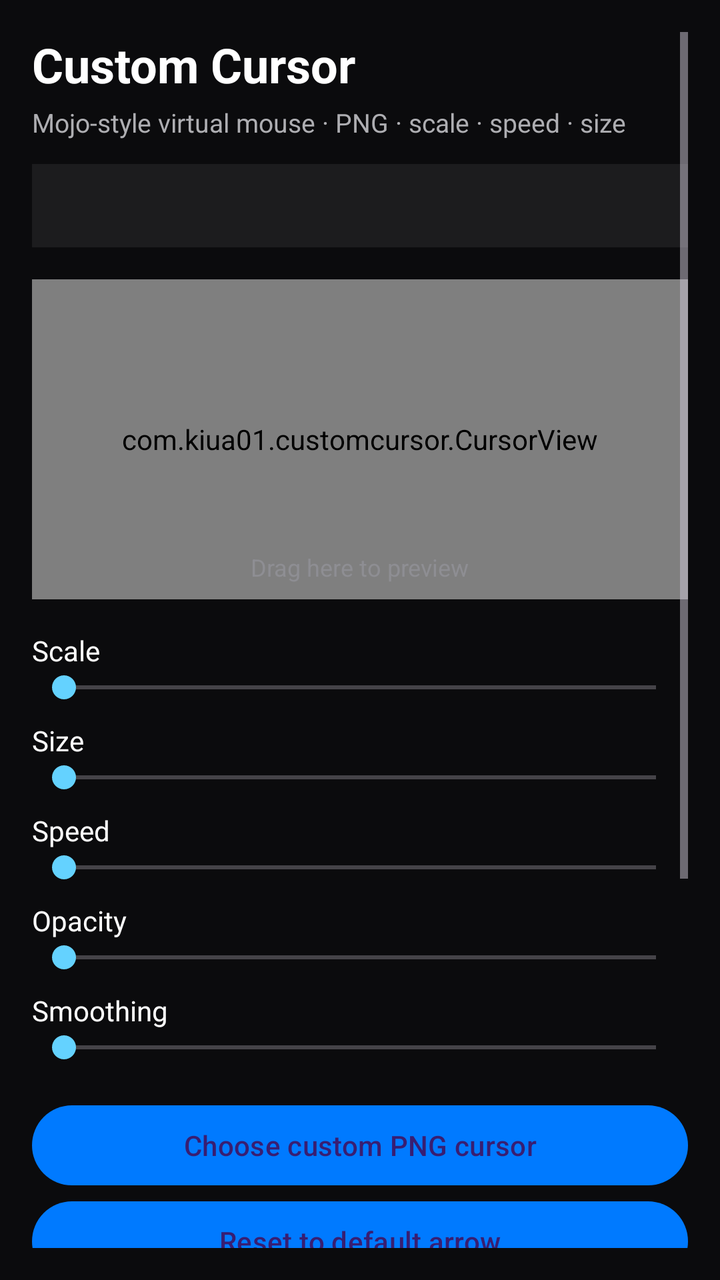
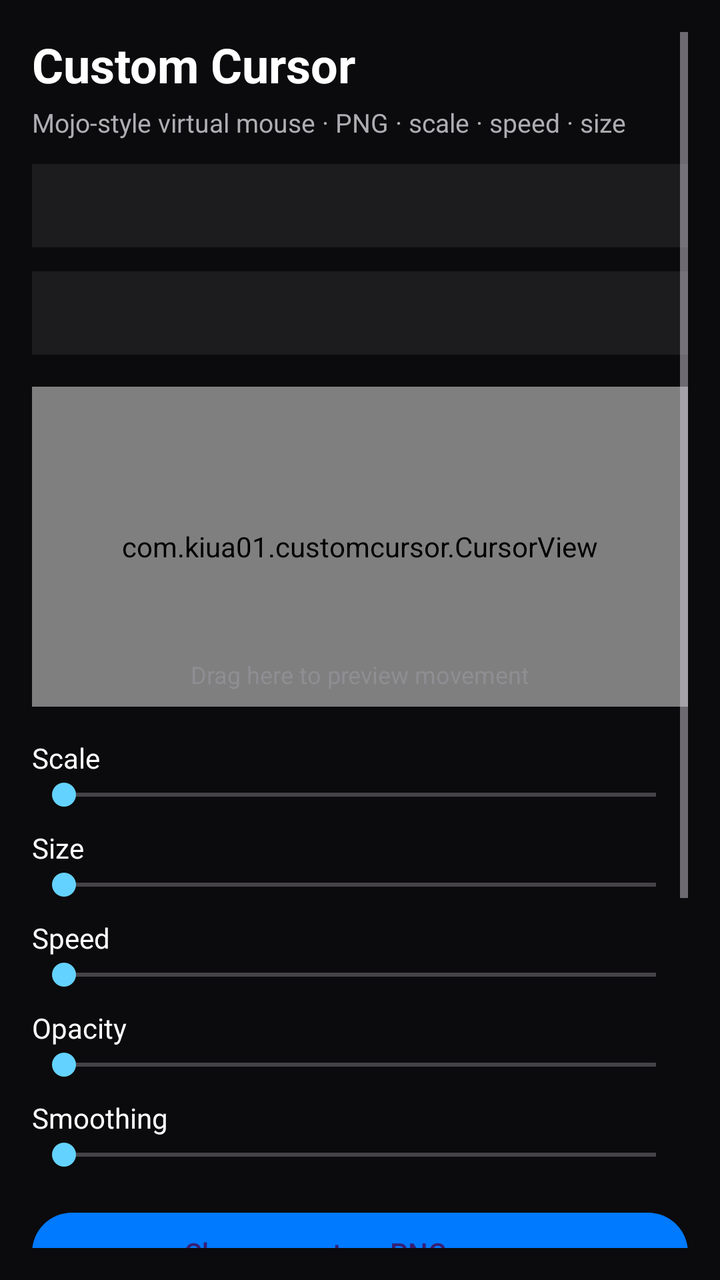

Compare the two renders of this Android layout. The source of the first and the diff that turns it into the second are given below.
<!-- AndroidManifest.xml: activity theme Theme.CustomCursor -->
<!-- res/layout/activity_main.xml -->
<?xml version="1.0" encoding="utf-8"?>
<ScrollView xmlns:android="http://schemas.android.com/apk/res/android"
    android:layout_width="match_parent"
    android:layout_height="match_parent"
    android:background="#0B0B0D"
    android:padding="16dp">

    <LinearLayout
        android:layout_width="match_parent"
        android:layout_height="wrap_content"
        android:orientation="vertical">

        <TextView
            android:layout_width="match_parent"
            android:layout_height="wrap_content"
            android:text="Custom Cursor"
            android:textColor="#FFFFFF"
            android:textSize="24sp"
            android:textStyle="bold" />

        <TextView
            android:layout_width="match_parent"
            android:layout_height="wrap_content"
            android:layout_marginTop="4dp"
            android:text="Mojo-style virtual mouse · PNG · scale · speed · size"
            android:textColor="#AEAEB2"
            android:textSize="13sp" />

        <TextView
            android:id="@+id/statusText"
            android:layout_width="match_parent"
            android:layout_height="wrap_content"
            android:layout_marginTop="12dp"
            android:padding="12dp"
            android:background="#1C1C1E"
            android:textColor="#64D2FF"
            android:textSize="13sp" />

        
        <FrameLayout
            android:id="@+id/previewArea"
            android:layout_width="match_parent"
            android:layout_height="160dp"
            android:layout_marginTop="16dp"
            android:background="#2C2C2E">

            <com.kiua01.customcursor.CursorView
                android:id="@+id/previewCursor"
                android:layout_width="match_parent"
                android:layout_height="match_parent" />

            <TextView
                android:layout_width="wrap_content"
                android:layout_height="wrap_content"
                android:layout_gravity="bottom|center_horizontal"
                android:layout_margin="8dp"
                android:text="Drag here to preview"
                android:textColor="#8E8E93"
                android:textSize="12sp" />
        </FrameLayout>

        
        <TextView android:id="@+id/scaleValue" android:layout_width="match_parent" android:layout_height="wrap_content" android:layout_marginTop="16dp" android:textColor="#FFF" android:text="Scale" />
        <SeekBar android:id="@+id/seekScale" android:layout_width="match_parent" android:layout_height="wrap_content" android:max="400" android:min="25" />

        <TextView android:id="@+id/sizeValue" android:layout_width="match_parent" android:layout_height="wrap_content" android:layout_marginTop="8dp" android:textColor="#FFF" android:text="Size" />
        <SeekBar android:id="@+id/seekSize" android:layout_width="match_parent" android:layout_height="wrap_content" android:max="256" android:min="16" />

        <TextView android:id="@+id/speedValue" android:layout_width="match_parent" android:layout_height="wrap_content" android:layout_marginTop="8dp" android:textColor="#FFF" android:text="Speed" />
        <SeekBar android:id="@+id/seekSpeed" android:layout_width="match_parent" android:layout_height="wrap_content" android:max="500" android:min="10" />

        <TextView android:id="@+id/opacityValue" android:layout_width="match_parent" android:layout_height="wrap_content" android:layout_marginTop="8dp" android:textColor="#FFF" android:text="Opacity" />
        <SeekBar android:id="@+id/seekOpacity" android:layout_width="match_parent" android:layout_height="wrap_content" android:max="100" android:min="10" />

        <TextView android:id="@+id/smoothValue" android:layout_width="match_parent" android:layout_height="wrap_content" android:layout_marginTop="8dp" android:textColor="#FFF" android:text="Smoothing" />
        <SeekBar android:id="@+id/seekSmooth" android:layout_width="match_parent" android:layout_height="wrap_content" android:max="95" android:min="0" />

        <Button android:id="@+id/btnPickPng" android:layout_width="match_parent" android:layout_height="wrap_content" android:layout_marginTop="16dp" android:text="Choose custom PNG cursor" />
        <Button android:id="@+id/btnResetPng" android:layout_width="match_parent" android:layout_height="wrap_content" android:text="Reset to default arrow" />

        <Button android:id="@+id/btnOverlayPermission" android:layout_width="match_parent" android:layout_height="wrap_content" android:layout_marginTop="12dp" android:text="Grant overlay permission" />
        <Button android:id="@+id/btnAccessibility" android:layout_width="match_parent" android:layout_height="wrap_content" android:text="Accessibility settings (optional)" />

        <LinearLayout
            android:layout_width="match_parent"
            android:layout_height="wrap_content"
            android:layout_marginTop="12dp"
            android:orientation="horizontal">

            <Button android:id="@+id/btnStart" android:layout_width="0dp" android:layout_height="wrap_content" android:layout_weight="1" android:text="Start cursor" />
            <Button android:id="@+id/btnStop" android:layout_width="0dp" android:layout_height="wrap_content" android:layout_weight="1" android:layout_marginStart="8dp" android:text="Stop" />
        </LinearLayout>

        <TextView
            android:layout_width="match_parent"
            android:layout_height="wrap_content"
            android:layout_marginTop="16dp"
            android:layout_marginBottom="32dp"
            android:text="Tip: For Minecraft Java on Android (MojoLauncher), embed CursorView in the game surface or point Mojo at this overlay. System-wide clicks still depend on the host app reading pointer position."
            android:textColor="#8E8E93"
            android:textSize="12sp" />
    </LinearLayout>
</ScrollView>
<!-- resources referenced by this layout -->
<resources>
  <style name="Theme.CustomCursor" parent="Theme.Material3.Dark.NoActionBar">
          <item name="colorPrimary">#007AFF</item>
          <item name="colorSecondary">#64D2FF</item>
          <item name="android:statusBarColor">#000000</item>
          <item name="android:navigationBarColor">#000000</item>
      </style>
</resources>

<!-- the commit's change to res/layout/activity_main.xml (unified diff, before → after) -->
@@ -36,7 +36,17 @@
             android:textColor="#64D2FF"
             android:textSize="13sp" />
 
-        
+        <TextView
+            android:id="@+id/howToText"
+            android:layout_width="match_parent"
+            android:layout_height="wrap_content"
+            android:layout_marginTop="12dp"
+            android:padding="12dp"
+            android:background="#1C1C1E"
+            android:textColor="#E5E5EA"
+            android:textSize="13sp"
+            android:lineSpacingExtra="2dp" />
+
         <FrameLayout
             android:id="@+id/previewArea"
             android:layout_width="match_parent"
@@ -54,12 +64,11 @@
                 android:layout_height="wrap_content"
                 android:layout_gravity="bottom|center_horizontal"
                 android:layout_margin="8dp"
-                android:text="Drag here to preview"
+                android:text="Drag here to preview movement"
                 android:textColor="#8E8E93"
                 android:textSize="12sp" />
         </FrameLayout>
 
-        
         <TextView android:id="@+id/scaleValue" android:layout_width="match_parent" android:layout_height="wrap_content" android:layout_marginTop="16dp" android:textColor="#FFF" android:text="Scale" />
         <SeekBar android:id="@+id/seekScale" android:layout_width="match_parent" android:layout_height="wrap_content" android:max="400" android:min="25" />
 
@@ -78,26 +87,18 @@
         <Button android:id="@+id/btnPickPng" android:layout_width="match_parent" android:layout_height="wrap_content" android:layout_marginTop="16dp" android:text="Choose custom PNG cursor" />
         <Button android:id="@+id/btnResetPng" android:layout_width="match_parent" android:layout_height="wrap_content" android:text="Reset to default arrow" />
 
-        <Button android:id="@+id/btnOverlayPermission" android:layout_width="match_parent" android:layout_height="wrap_content" android:layout_marginTop="12dp" android:text="Grant overlay permission" />
-        <Button android:id="@+id/btnAccessibility" android:layout_width="match_parent" android:layout_height="wrap_content" android:text="Accessibility settings (optional)" />
+        <Button android:id="@+id/btnAccessibility" android:layout_width="match_parent" android:layout_height="wrap_content" android:layout_marginTop="12dp" android:text="1. Enable Accessibility (required to move)" />
+        <Button android:id="@+id/btnOverlayPermission" android:layout_width="match_parent" android:layout_height="wrap_content" android:text="2. Grant overlay permission (fallback)" />
 
         <LinearLayout
             android:layout_width="match_parent"
             android:layout_height="wrap_content"
             android:layout_marginTop="12dp"
+            android:layout_marginBottom="32dp"
             android:orientation="horizontal">
 
             <Button android:id="@+id/btnStart" android:layout_width="0dp" android:layout_height="wrap_content" android:layout_weight="1" android:text="Start cursor" />
-            <Button android:id="@+id/btnStop" android:layout_width="0dp" android:layout_height="wrap_content" android:layout_weight="1" android:layout_marginStart="8dp" android:text="Stop" />
+            <Button android:id="@+id/btnStop" android:layout_width="0dp" android:layout_height="wrap_content" android:layout_weight="1" android:layout_marginStart="8dp" android:text="Stop overlay" />
         </LinearLayout>
-
-        <TextView
-            android:layout_width="match_parent"
-            android:layout_height="wrap_content"
-            android:layout_marginTop="16dp"
-            android:layout_marginBottom="32dp"
-            android:text="Tip: For Minecraft Java on Android (MojoLauncher), embed CursorView in the game surface or point Mojo at this overlay. System-wide clicks still depend on the host app reading pointer position."
-            android:textColor="#8E8E93"
-            android:textSize="12sp" />
     </LinearLayout>
 </ScrollView>
